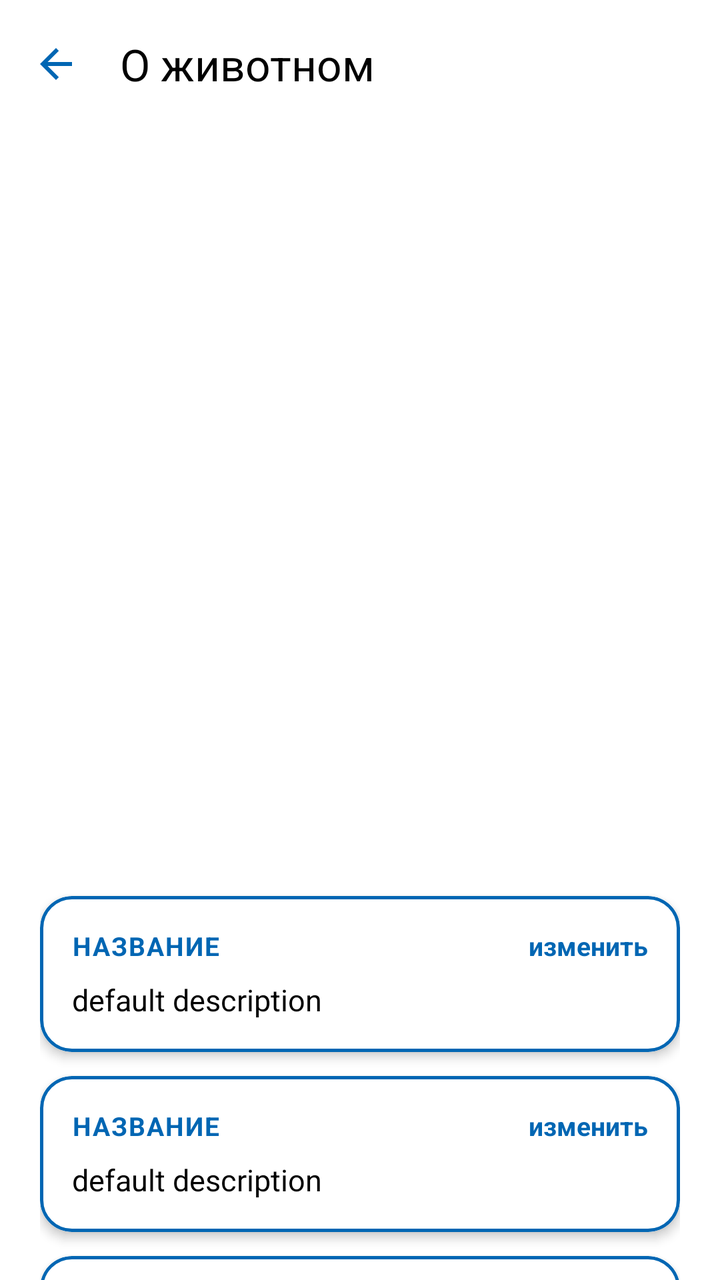
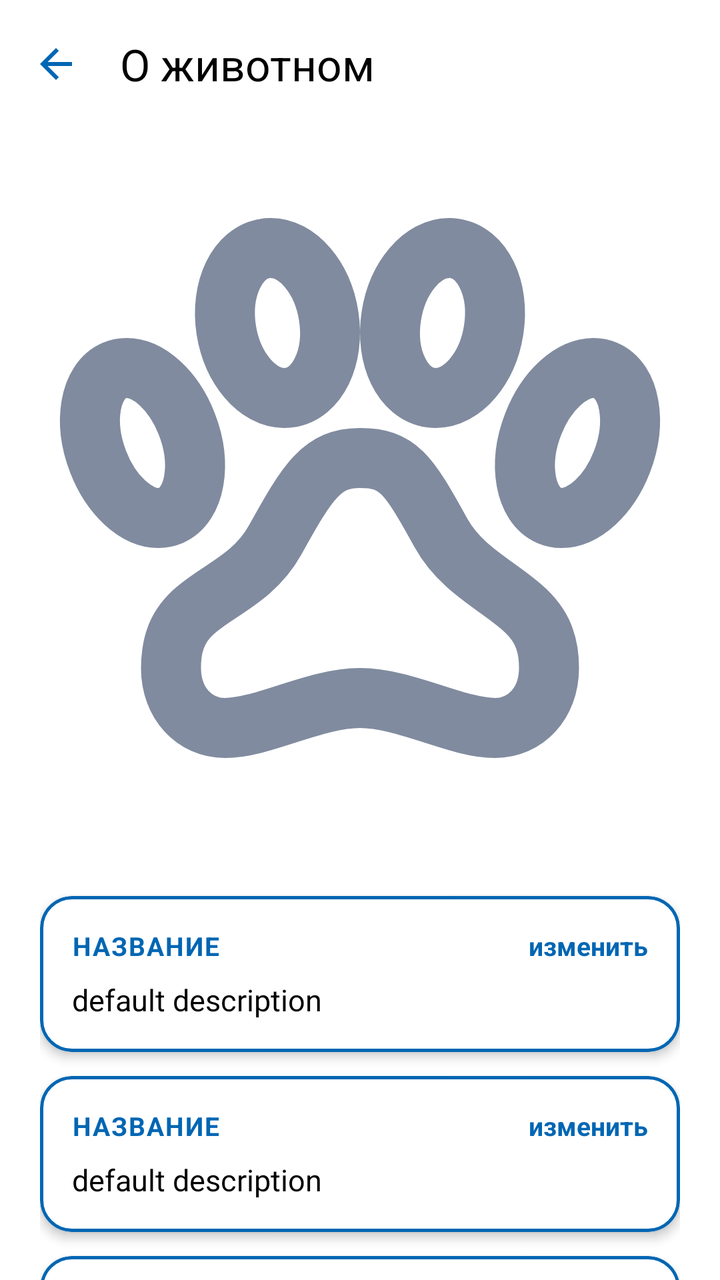

Screens rendered from an Android XML layout before and after an edit, with the pre-edit source and the edit as a unified diff.
<!-- AndroidManifest.xml: application theme Theme.VetUslugi -->
<!-- res/layout/fragment_animal_info.xml -->
<?xml version="1.0" encoding="utf-8"?>
<androidx.constraintlayout.widget.ConstraintLayout xmlns:android="http://schemas.android.com/apk/res/android"
    xmlns:app="http://schemas.android.com/apk/res-auto"
    android:layout_width="match_parent"
    android:layout_height="match_parent">

    <com.google.android.material.appbar.MaterialToolbar
        android:id="@+id/toolbar"
        android:layout_width="0dp"
        android:layout_height="?attr/actionBarSize"
        android:background="?android:attr/background"
        app:layout_constraintEnd_toEndOf="parent"
        app:layout_constraintStart_toStartOf="parent"
        app:layout_constraintTop_toTopOf="parent"
        app:navigationIcon="@drawable/ic_arrow_back"
        app:navigationIconTint="@color/blue"
        app:title="О животном"
        app:titleTextColor="?android:attr/colorPrimary" />

    <androidx.core.widget.NestedScrollView
        android:layout_width="0dp"
        android:layout_height="0dp"
        app:layout_constraintBottom_toBottomOf="parent"
        app:layout_constraintEnd_toEndOf="parent"
        app:layout_constraintStart_toStartOf="parent"
        app:layout_constraintTop_toBottomOf="@+id/toolbar">

        <androidx.constraintlayout.widget.ConstraintLayout
            android:layout_width="match_parent"
            android:layout_height="wrap_content"
            android:paddingBottom="32dp">

            <ImageView
                android:id="@+id/ivAnimalPhoto"
                android:layout_width="0dp"
                android:layout_height="0dp"
                android:scaleType="centerCrop"
                app:layout_constraintDimensionRatio="1:1"
                app:layout_constraintEnd_toEndOf="parent"
                app:layout_constraintStart_toStartOf="parent"
                app:layout_constraintTop_toTopOf="parent" />

            <Button
                android:id="@+id/btnChangePhoto"
                android:layout_width="wrap_content"
                android:layout_height="wrap_content"
                android:layout_marginTop="8dp"
                android:text="Изменить фото"
                android:visibility="gone"
                app:layout_constraintEnd_toEndOf="parent"
                app:layout_constraintStart_toStartOf="parent"
                app:layout_constraintTop_toBottomOf="@+id/ivAnimalPhoto" />

            <LinearLayout
                android:id="@+id/linearLayout"
                android:layout_width="match_parent"
                android:layout_height="wrap_content"
                android:layout_marginTop="16dp"
                android:orientation="vertical"
                android:paddingStart="20dp"
                android:paddingEnd="20dp"
                app:layout_constraintStart_toStartOf="parent"
                app:layout_constraintTop_toBottomOf="@+id/btnChangePhoto">

                <include
                    android:id="@+id/nickname_card"
                    layout="@layout/card_info" />

                <include
                    android:id="@+id/species_card"
                    layout="@layout/card_info" />

                <include
                    android:id="@+id/breed_card"
                    layout="@layout/card_info" />

                <include
                    android:id="@+id/age_card"
                    layout="@layout/card_info" />

                <include
                    android:id="@+id/diseases_card"
                    layout="@layout/card_info" />

            </LinearLayout>

            <Button
                android:id="@+id/btnSaveAnimal"
                android:layout_width="wrap_content"
                android:layout_height="wrap_content"
                android:layout_marginTop="16dp"
                android:text="Сохранить изменения"
                android:visibility="gone"
                app:layout_constraintEnd_toEndOf="parent"
                app:layout_constraintStart_toStartOf="parent"
                app:layout_constraintTop_toBottomOf="@+id/linearLayout" />

            <Button
                android:id="@+id/btnDeleteAnimal"
                android:layout_width="wrap_content"
                android:layout_height="wrap_content"
                android:layout_marginTop="8dp"
                android:backgroundTint="@color/red"
                android:text="Удалить животное"
                android:visibility="gone"
                app:layout_constraintEnd_toEndOf="parent"
                app:layout_constraintStart_toStartOf="parent"
                app:layout_constraintTop_toBottomOf="@+id/btnSaveAnimal" />

        </androidx.constraintlayout.widget.ConstraintLayout>

    </androidx.core.widget.NestedScrollView>

    <ProgressBar
        android:id="@+id/progressBar"
        style="?android:attr/progressBarStyleLarge"
        android:layout_width="wrap_content"
        android:layout_height="wrap_content"
        android:background="@android:color/transparent"
        android:indeterminate="true"
        android:indeterminateTint="@color/blue"
        android:visibility="gone"
        app:layout_constraintBottom_toBottomOf="parent"
        app:layout_constraintEnd_toEndOf="parent"
        app:layout_constraintStart_toStartOf="parent"
        app:layout_constraintTop_toBottomOf="@+id/toolbar" />

</androidx.constraintlayout.widget.ConstraintLayout>
<!-- res/layout/card_info.xml (included above) -->
<?xml version="1.0" encoding="utf-8"?>
<com.google.android.material.card.MaterialCardView xmlns:android="http://schemas.android.com/apk/res/android"
    xmlns:app="http://schemas.android.com/apk/res-auto"
    xmlns:tools="http://schemas.android.com/tools"
    android:layout_width="match_parent"
    android:layout_height="wrap_content"
    android:layout_marginTop="8dp"
    android:layout_marginBottom="4dp"
    android:backgroundTint="?android:attr/background"
    app:cardCornerRadius="16dp"
    app:cardElevation="3dp"
    app:strokeColor="@color/blue"
    app:strokeWidth="1.5dp">

    <LinearLayout
        android:layout_width="match_parent"
        android:layout_height="wrap_content"
        android:orientation="vertical"
        android:padding="16dp">

        <androidx.constraintlayout.widget.ConstraintLayout
            android:layout_width="match_parent"
            android:layout_height="wrap_content">

            <TextView
                android:id="@+id/tvCardTitle"
                android:layout_width="wrap_content"
                android:layout_height="wrap_content"
                android:text="Название"
                android:textColor="@color/blue"
                android:textSize="13sp"
                android:textStyle="bold"
                android:textAllCaps="true"
                android:letterSpacing="0.05"
                app:layout_constraintBottom_toBottomOf="parent"
                app:layout_constraintStart_toStartOf="parent"
                app:layout_constraintTop_toTopOf="parent" />

            <TextView
                android:id="@+id/tvEditCard"
                android:layout_width="wrap_content"
                android:layout_height="wrap_content"
                android:text="изменить"
                android:textColor="@color/blue"
                android:textStyle="bold"
                android:textSize="13sp"
                app:layout_constraintBottom_toBottomOf="parent"
                app:layout_constraintEnd_toEndOf="parent"
                app:layout_constraintTop_toTopOf="parent" />

        </androidx.constraintlayout.widget.ConstraintLayout>

        <TextView
            android:id="@+id/tvDescriptionCard"
            android:layout_width="wrap_content"
            android:layout_height="wrap_content"
            android:layout_marginTop="8dp"
            android:text="default description"
            android:textSize="15sp"
            android:textColor="?android:attr/colorPrimary" />

    </LinearLayout>

</com.google.android.material.card.MaterialCardView>
<!-- resources referenced by this layout -->
<resources>
  <color name="blue">#0066B3</color>
  <color name="red">#EE2F53</color>
  <!-- drawable ic_arrow_back (drawable) -->
  <?xml version="1.0" encoding="utf-8"?>
  <vector xmlns:android="http://schemas.android.com/apk/res/android"
      android:width="24dp"
      android:height="24dp"
      android:viewportWidth="24"
      android:viewportHeight="24">
      <path
          android:fillColor="@color/blue"
          android:pathData="M20,11H7.83l5.59,-5.59L12,4l-8,8 8,8 1.41,-1.41L7.83,13H20v-2z" />
  </vector>
  <style name="Theme.VetUslugi" parent="Base.Theme.VetUslugi" />
  <style name="Base.Theme.VetUslugi" parent="Theme.Material3.DayNight.NoActionBar">
  
          <item name="materialButtonStyle">@style/Button</item>
          <item name="android:textViewStyle">@style/TextView</item>
          <item name="editTextStyle">@style/EditText</item>
          <item name="checkboxStyle">@style/BlueCheckBoxStyle</item>
  
          <item name="android:background">@color/white</item>
          <item name="colorPrimary">@color/black</item>
      </style>
  <style name="Button" parent="Widget.Material3.Button">
          <item name="shapeAppearanceOverlay">@style/ShapeAppearance.VetUslugi.Button</item>
          <item name="backgroundTint">@android:color/white</item>
          <item name="strokeColor">@color/blue</item>
          <item name="strokeWidth">2dp</item>
          <item name="android:textColor">@color/blue</item>
          <item name="android:textSize">20sp</item>
      </style>
  <style name="TextView" parent="android:Widget.TextView">
          <item name="android:textSize">20sp</item>
          <item name="android:textColor">@color/black</item>
      </style>
  <style name="EditText" parent="android:Widget.EditText">
          <item name="android:textColorHint">@color/light_blue</item>
          <item name="android:textSize">20sp</item>
          <item name="android:textColor">@color/blue</item>
          <item name="android:background">@drawable/rounded_corners</item>
      </style>
  <style name="BlueCheckBoxStyle" parent="Widget.AppCompat.CompoundButton.CheckBox">
          <item name="android:buttonTint">@color/checkbox_blue_tint</item>
      </style>
  <color name="white">#FFFFFF</color>
  <color name="black">#000000</color>
  <style name="ShapeAppearance.VetUslugi.Button" parent="ShapeAppearance.MaterialComponents.SmallComponent">
          <item name="cornerFamily">rounded</item>
          <item name="cornerSize">8dp</item>
      </style>
  <color name="light_blue">#85ACFF</color>
  <!-- drawable rounded_corners (drawable) -->
  <?xml version="1.0" encoding="utf-8"?>
  <selector xmlns:android="http://schemas.android.com/apk/res/android">
  
      <item android:state_focused="true">
          <shape>
              <solid android:color="?android:attr/background" />
              <stroke android:width="2.5dp" android:color="@color/blue" />
              <corners android:radius="25dp" />
              <padding
                  android:bottom="10dp"
                  android:left="12dp"
                  android:right="12dp"
                  android:top="10dp" />
          </shape>
      </item>
  
      <item>
          <shape>
              <solid android:color="?android:attr/background" />
              <stroke android:width="2dp" android:color="@color/blue" />
              <corners android:radius="25dp" />
              <padding
                  android:bottom="10dp"
                  android:left="12dp"
                  android:right="12dp"
                  android:top="10dp" />
          </shape>
      </item>
  
  </selector>
</resources>

<!-- the commit's change to res/layout/fragment_animal_info.xml (unified diff, before → after) -->
@@ -35,8 +35,10 @@
                 android:layout_width="0dp"
                 android:layout_height="0dp"
                 android:scaleType="centerCrop"
+                android:src="@drawable/nursery"
                 app:layout_constraintDimensionRatio="1:1"
                 app:layout_constraintEnd_toEndOf="parent"
+                app:layout_constraintHorizontal_bias="0.0"
                 app:layout_constraintStart_toStartOf="parent"
                 app:layout_constraintTop_toTopOf="parent" />
 
<!-- resource entries referenced after the edit -->
@@ -13,6 +13,7 @@
           android:fillColor="@color/blue"
           android:pathData="M20,11H7.83l5.59,-5.59L12,4l-8,8 8,8 1.41,-1.41L7.83,13H20v-2z" />
   </vector>
+  <!-- drawable nursery: vector/xml drawable (drawable, 2520 chars, omitted) -->
   <style name="Theme.VetUslugi" parent="Base.Theme.VetUslugi" />
   <style name="Base.Theme.VetUslugi" parent="Theme.Material3.DayNight.NoActionBar">
   
